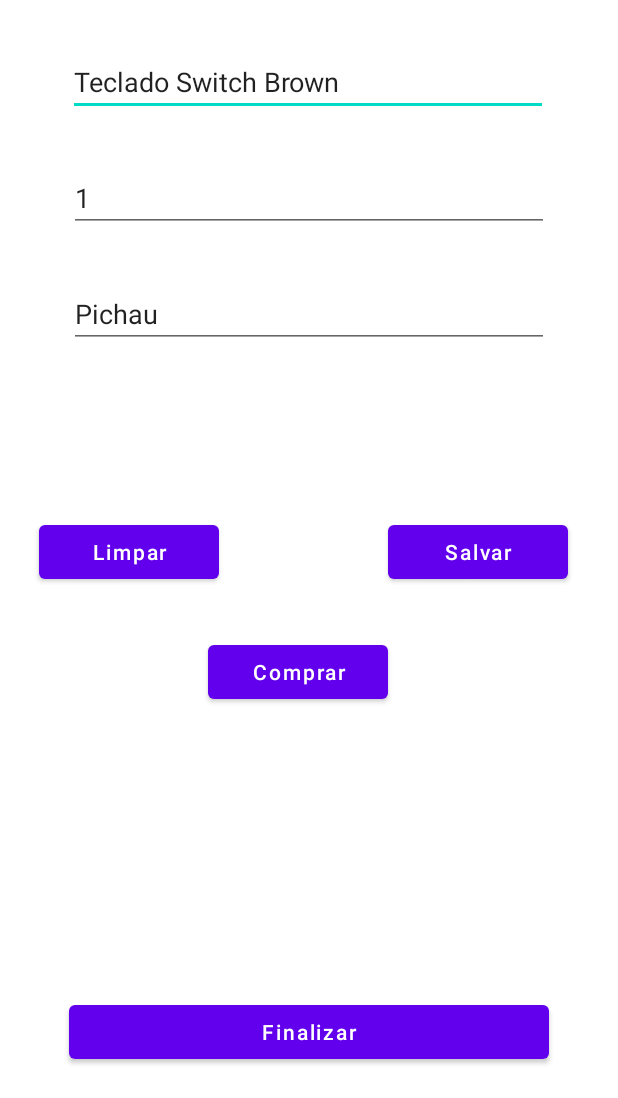
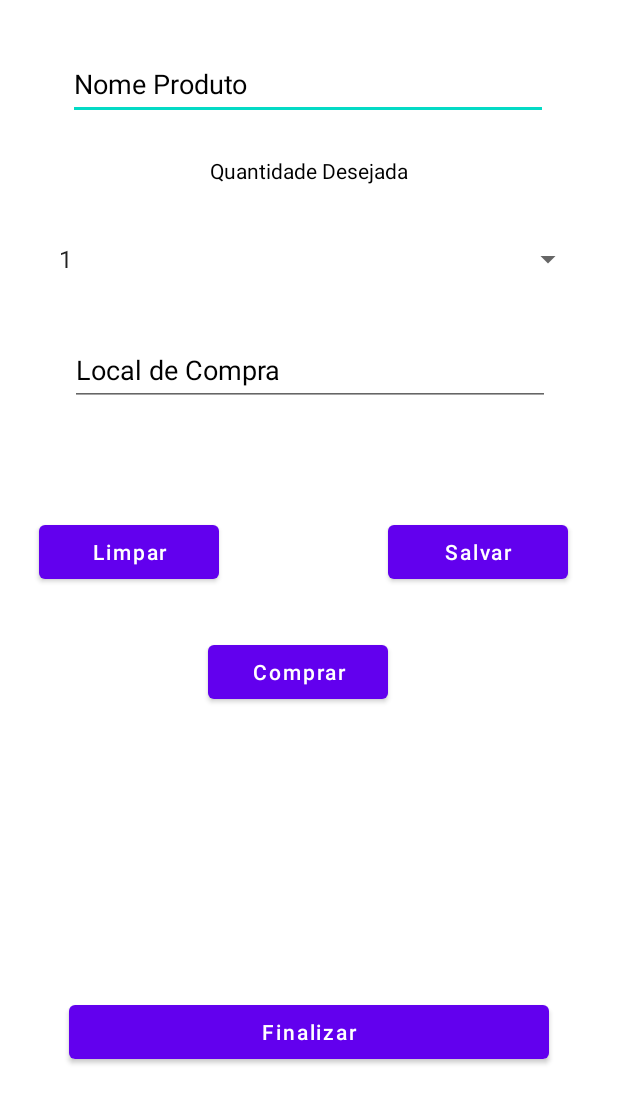
Before and after one commit to Arthursg001/AppListaCompras, an Android app: the screen it shows after launch (MainActivity), on a phone screen of 412 x 824 dp, the part 138-1236 px from its top. Run offline under Robolectric (Android 15) with nearby library versions, the phone set to English and light mode, and no system bars.

Commit message:
Criado spinner com quantidade numerada de 1 a 10

```diff
--- /dev/null
+++ b/app/src/main/java/dev/android/santos/applistacompras/controller/CarrinhoController.java
@@ -0,0 +1,37 @@
+package dev.android.santos.applistacompras.controller;
+
+import java.util.ArrayList;
+import java.util.List;
+
+import dev.android.santos.applistacompras.model.Carrinho;
+
+public class CarrinhoController {
+    private List listaCompras;
+
+    public List getListaCompras() {
+        listaCompras = new ArrayList<Carrinho>();
+
+        listaCompras.add(new Carrinho("1"));
+        listaCompras.add(new Carrinho("2"));
+        listaCompras.add(new Carrinho("3"));
+        listaCompras.add(new Carrinho("4"));
+        listaCompras.add(new Carrinho("5"));
+        listaCompras.add(new Carrinho("6"));
+        listaCompras.add(new Carrinho("7"));
+        listaCompras.add(new Carrinho("8"));
+        listaCompras.add(new Carrinho("9"));
+        listaCompras.add(new Carrinho("10"));
+
+        return listaCompras;
+    }
+
+    public ArrayList<String> dadosSpinner(){
+        ArrayList<String> dados = new ArrayList<>();
+
+        for (int i = 0; i < getListaCompras().size(); i++){
+            Carrinho objeto = (Carrinho) getListaCompras().get(i);
+            dados.add(objeto.getQtdDesejada());
+        }
+        return dados;
+    }
+}
--- /dev/null
+++ b/app/src/main/java/dev/android/santos/applistacompras/controller/ComprasController.java
@@ -0,0 +1,44 @@
+package dev.android.santos.applistacompras.controller;
+
+import android.content.SharedPreferences;
+import android.util.Log;
+
+import androidx.annotation.NonNull;
+
+import dev.android.santos.applistacompras.model.Compras;
+import dev.android.santos.applistacompras.view.MainActivity;
+
+public class ComprasController {
+    SharedPreferences preferences;
+    SharedPreferences.Editor listaVip;
+    public static final String NOME_PREFENCES = "pref_listavip";
+
+    public ComprasController(MainActivity mainActivity){
+        preferences = mainActivity.getSharedPreferences(NOME_PREFENCES, 0);
+        listaVip = preferences.edit();
+    }
+
+    public void salvar(Compras compras){
+        Log.d("MVC_Controller", "Salvo: " + compras.toString());
+        listaVip.putString("nomeItem", compras.getNomeItem());
+        listaVip.putString("localCompra", compras.getLocalCompra());
+    }
+
+    public Compras procurar(Compras compras){
+        compras.setNomeItem(preferences.getString("nomeItem", ""));
+        compras.setLocalCompra(preferences.getString("localCompra", ""));
+        return compras;
+    }
+
+    public void limpar(){
+        listaVip.clear();
+        listaVip.apply();
+    }
+
+    @NonNull
+    @Override
+    public String toString(){
+        Log.d("MVC_Controller", "Controller iniciada...");
+        return super.toString();
+    }
+}
--- /dev/null
+++ b/app/src/main/java/dev/android/santos/applistacompras/model/Carrinho.java
@@ -0,0 +1,20 @@
+package dev.android.santos.applistacompras.model;
+
+public class Carrinho {
+    private String qtdDesejada;
+
+    public Carrinho() {
+    }
+
+    public Carrinho(String qtdDesejada){
+        this.qtdDesejada = qtdDesejada;
+    }
+
+    public String getQtdDesejada() {
+        return qtdDesejada;
+    }
+
+    public void setQtdDesejada(String itemDesejado) {
+        this.qtdDesejada = itemDesejado;
+    }
+}
--- a/app/src/main/java/dev/android/santos/applistacompras/model/Compras.java
+++ b/app/src/main/java/dev/android/santos/applistacompras/model/Compras.java
@@ -7,6 +7,7 @@ public class Compras {
 
     public Compras() {
     }
+
 
     public String getNomeItem() {
         return nomeItem;
--- a/app/src/main/java/dev/android/santos/applistacompras/view/MainActivity.java
+++ b/app/src/main/java/dev/android/santos/applistacompras/view/MainActivity.java
@@ -1,20 +1,32 @@
 package dev.android.santos.applistacompras.view;
 
 import androidx.appcompat.app.AppCompatActivity;
-import dev.android.santos.applistacompras.model.Compras;
+
+import dev.android.santos.applistacompras.controller.CarrinhoController;
+
 import android.os.Bundle;
 import android.view.View;
+import android.widget.ArrayAdapter;
 import android.widget.Button;
 import android.widget.EditText;
+import android.widget.Spinner;
 import android.widget.Toast;
 
+import java.util.List;
+
 import dev.android.santos.applistacompras.R;
+import dev.android.santos.applistacompras.controller.ComprasController;
+import dev.android.santos.applistacompras.model.Compras;
 
 public class MainActivity extends AppCompatActivity {
+    //Instanciação de Variaveis
+    ComprasController controller;
+    CarrinhoController carrinhoController;
+
     Compras compra;
+    List<String> listaCompras;
 
     EditText editNomeProduto;
-    EditText editQuantidadeDesejada;
     EditText editLocalCompra;
 
     Button btnLimpar;
@@ -22,36 +34,50 @@ public class MainActivity extends AppCompatActivity {
     Button btnComprar;
     Button btnFinalizar;
 
+    Spinner spinner;
+
     @Override
     protected void onCreate(Bundle savedInstanceState) {
         super.onCreate(savedInstanceState);
         setContentView(R.layout.activity_main);
 
+        controller = new ComprasController(MainActivity.this);
+        controller.toString();
+
+        carrinhoController = new CarrinhoController();
+
+        listaCompras = carrinhoController.getListaCompras();
+
         compra = new Compras();
-        compra.setNomeItem("Teclado Switch Brown");
-        compra.setQtdDesejada("1");
-        compra.setLocalCompra("Pichau");
+        controller.procurar(compra);
 
         editNomeProduto = findViewById(R.id.editNomeProduto);
-        editQuantidadeDesejada = findViewById(R.id.editQuantidadeDesejada);
         editLocalCompra = findViewById(R.id.editLocalCompra);
+
+        spinner = findViewById(R.id.spinnerQtdDesejada);
 
         btnLimpar = findViewById(R.id.btnLimpar);
         btnComprar = findViewById(R.id.btnComprar);
         btnSalvar = findViewById(R.id.btnSalvar);
         btnFinalizar = findViewById(R.id.btnFinalizar);
 
+        ArrayAdapter<String> adapter = new ArrayAdapter<>(this, android.R.layout.simple_list_item_1, carrinhoController.dadosSpinner());
+
+        adapter.setDropDownViewResource(android.R.layout.simple_list_item_1);
+
+        spinner.setAdapter(adapter);
+
         editNomeProduto.setText(compra.getNomeItem());
-        editQuantidadeDesejada.setText(compra.getQtdDesejada());
         editLocalCompra.setText(compra.getLocalCompra());
+
 
         btnLimpar.setOnClickListener(new View.OnClickListener() {
             @Override
             public void onClick(View view) {
                 Toast.makeText(MainActivity.this, "Dados informados limpados com sucesso !", Toast.LENGTH_LONG).show();
                 editNomeProduto.setText("");
-                editQuantidadeDesejada.setText("");
                 editLocalCompra.setText("");
+                controller.limpar();
             }
         });
 
@@ -67,9 +93,9 @@ public class MainActivity extends AppCompatActivity {
             public void onClick(View view) {
                 compra.setNomeItem(editNomeProduto.getText().toString());
                 compra.setLocalCompra(editLocalCompra.getText().toString());
-                compra.setQtdDesejada(editQuantidadeDesejada.getText().toString());
 
                 Toast.makeText(MainActivity.this, "Dados salvos com sucesso !" + compra.toString(), Toast.LENGTH_LONG).show();
+                controller.salvar(compra);
             }
         });
 
--- a/app/src/main/res/layout/activity_main.xml
+++ b/app/src/main/res/layout/activity_main.xml
@@ -10,7 +10,7 @@
         android:id="@+id/txt_Titulo"
         android:layout_width="wrap_content"
         android:layout_height="wrap_content"
-        android:text="App Lista Compras"
+        android:text="@string/app_lista_compras"
         android:textColor="#000000"
         app:layout_constraintBottom_toBottomOf="parent"
         app:layout_constraintEnd_toEndOf="parent"
@@ -21,7 +21,7 @@
     <EditText
         android:id="@+id/editNomeProduto"
         android:layout_width="320dp"
-        android:layout_height="wrap_content"
+        android:layout_height="48dp"
         android:layout_marginTop="32dp"
         android:ems="10"
         android:hint="@string/text_string_NomeItem"
@@ -30,33 +30,23 @@
         app:layout_constraintEnd_toEndOf="parent"
         app:layout_constraintHorizontal_bias="0.494"
         app:layout_constraintStart_toStartOf="parent"
-        app:layout_constraintTop_toBottomOf="@+id/txt_Titulo" />
-
-    <EditText
-        android:id="@+id/editQuantidadeDesejada"
-        android:layout_width="320dp"
-        android:layout_height="wrap_content"
-        android:layout_marginTop="32dp"
-        android:ems="10"
-        android:hint="@string/text_String_Quantidade"
-        android:inputType="textPersonName"
-        android:textColorHint="#000000"
-        app:layout_constraintEnd_toEndOf="parent"
-        app:layout_constraintStart_toStartOf="parent"
-        app:layout_constraintTop_toBottomOf="@+id/editNomeProduto" />
+        app:layout_constraintTop_toBottomOf="@+id/txt_Titulo"
+        android:importantForAutofill="no" />
 
     <EditText
         android:id="@+id/editLocalCompra"
         android:layout_width="320dp"
-        android:layout_height="wrap_content"
-        android:layout_marginTop="32dp"
+        android:layout_height="48dp"
+        android:layout_marginTop="24dp"
         android:ems="10"
         android:hint="@string/app_name_Local"
+        android:importantForAutofill="no"
         android:inputType="textPersonName"
         android:textColorHint="#000000"
         app:layout_constraintEnd_toEndOf="parent"
+        app:layout_constraintHorizontal_bias="0.505"
         app:layout_constraintStart_toStartOf="parent"
-        app:layout_constraintTop_toBottomOf="@+id/editQuantidadeDesejada" />
+        app:layout_constraintTop_toBottomOf="@+id/spinnerQtdDesejada" />
 
     <Button
         android:id="@+id/btnLimpar"
@@ -105,4 +95,24 @@
         app:layout_constraintEnd_toEndOf="parent"
         app:layout_constraintStart_toStartOf="parent" />
 
+    <TextView
+        android:id="@+id/txtQtdDesejada"
+        android:layout_width="wrap_content"
+        android:layout_height="wrap_content"
+        android:layout_marginTop="24dp"
+        android:text="Quantidade Desejada"
+        android:textColor="@color/black"
+        app:layout_constraintEnd_toEndOf="parent"
+        app:layout_constraintStart_toStartOf="parent"
+        app:layout_constraintTop_toBottomOf="@+id/editNomeProduto" />
+
+    <Spinner
+        android:id="@+id/spinnerQtdDesejada"
+        android:layout_width="366dp"
+        android:layout_height="51dp"
+        android:layout_marginTop="24dp"
+        app:layout_constraintEnd_toEndOf="parent"
+        app:layout_constraintStart_toStartOf="parent"
+        app:layout_constraintTop_toBottomOf="@+id/txtQtdDesejada" />
+
 </androidx.constraintlayout.widget.ConstraintLayout>
--- a/app/src/main/res/values/strings.xml
+++ b/app/src/main/res/values/strings.xml
@@ -8,4 +8,5 @@
     <string name="app_name_Finalizar">Comprar</string>
     <string name="app_name_Comprar">Comprar</string>
     <string name="text_string_Finalizar">Finalizar</string>
+    <string name="app_lista_compras">App Lista Compras</string>
 </resources>
```
